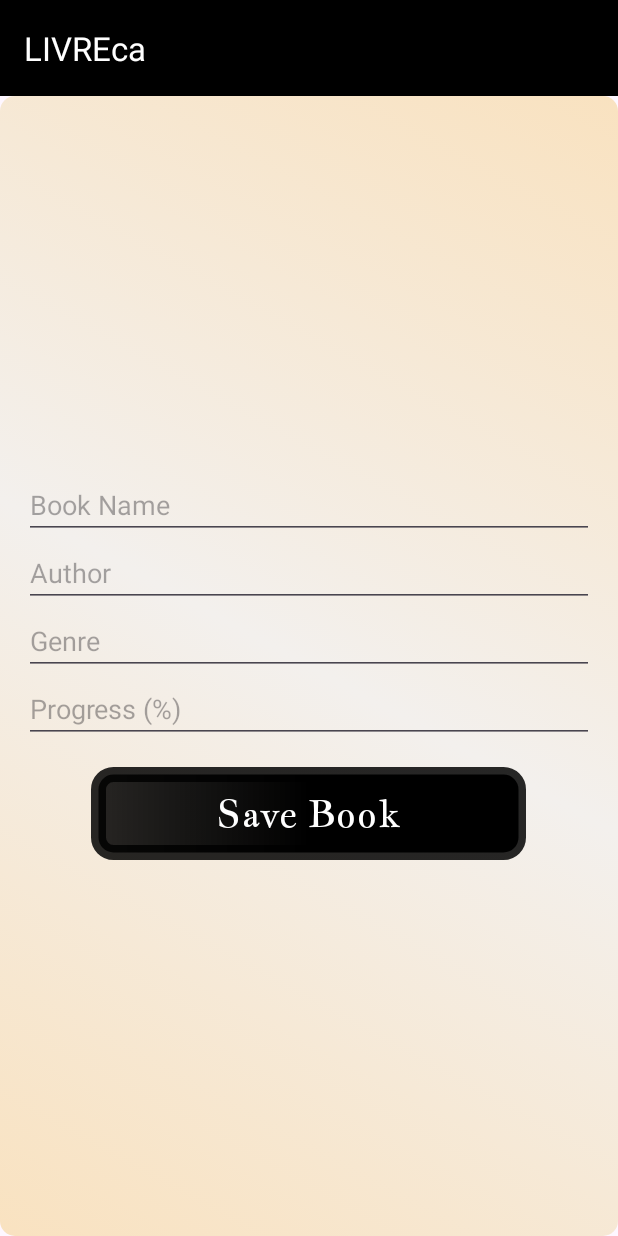
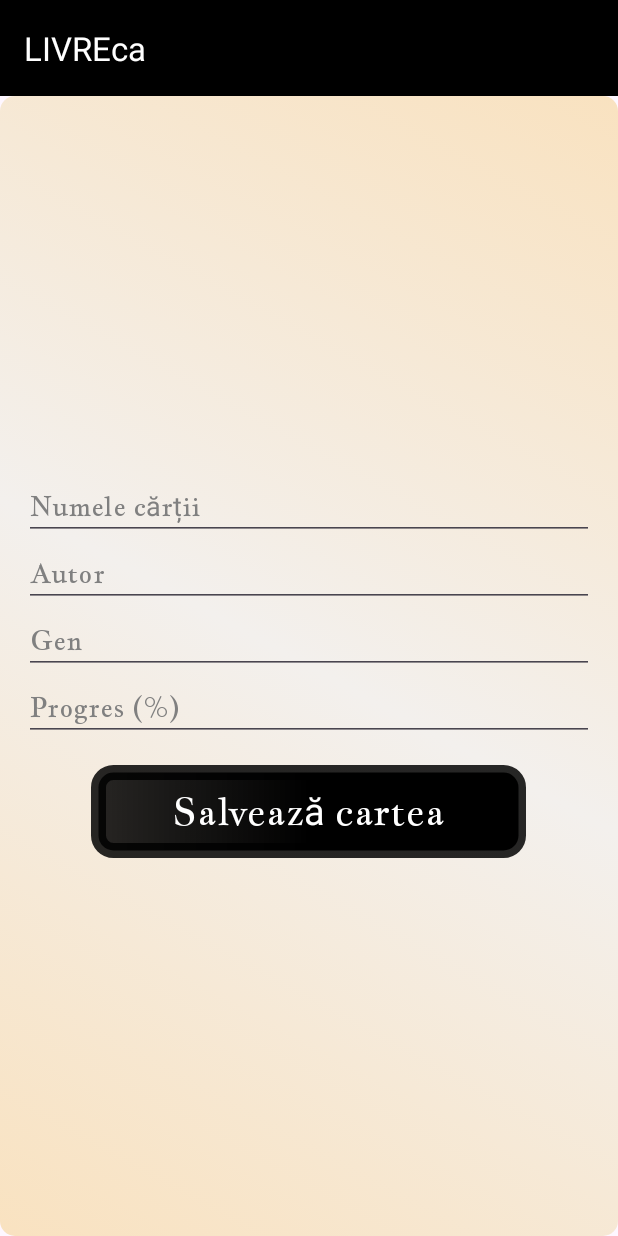
Before and after one commit to Celia-unitbv/LivreCA, an Android app: the fragment AddBookFragment placed in its activity, on a phone screen of 412 x 824 dp. Run offline under Robolectric (Android 15) with nearby library versions, the phone set to English and light mode, and no system bars; our stand-ins replace navigation-ui.

Commit message:
Modified some UI details

```diff
--- a/Android/app/src/main/res/layout/fragment_add_book.xml
+++ b/Android/app/src/main/res/layout/fragment_add_book.xml
@@ -12,28 +12,35 @@
         android:layout_width="match_parent"
         android:layout_height="wrap_content"
         android:textColor="@drawable/text_selector_color"
-        android:hint="Book Name" />
+        android:fontFamily="@font/jacques_francois"
+        android:text="@string/book_name"
+        />
 
     <EditText
         android:id="@+id/et_book_author"
         android:layout_width="match_parent"
         android:layout_height="wrap_content"
         android:textColor="@drawable/text_selector_color"
-        android:hint="Author" />
+        android:fontFamily="@font/jacques_francois"
+        android:text="@string/book_author"
+        />
 
     <EditText
         android:id="@+id/et_book_genre"
         android:layout_width="match_parent"
         android:layout_height="wrap_content"
         android:textColor="@drawable/text_selector_color"
-        android:hint="Genre" />
+        android:fontFamily="@font/jacques_francois"
+        android:text="@string/book_genre"
+        />
 
     <EditText
         android:id="@+id/et_book_progress"
         android:layout_width="match_parent"
         android:layout_height="wrap_content"
         android:textColor="@drawable/text_selector_color"
-        android:hint="Progress (%)" />
+        android:fontFamily="@font/jacques_francois"
+        android:text="@string/book_progress"        />
 
     <Button
         android:id="@+id/btn_save_book"
@@ -44,5 +51,5 @@
         android:fontFamily="@font/jacques_francois"
         android:padding="10dp"
         android:textSize="25sp"
-        android:text="Save Book" />
+    android:text="@string/save_book" />
 </LinearLayout>
--- a/Android/app/src/main/res/layout/fragment_book_list.xml
+++ b/Android/app/src/main/res/layout/fragment_book_list.xml
@@ -22,5 +22,5 @@
         android:fontFamily="@font/jacques_francois"
         android:padding="10dp"
         android:textSize="20dp"
-        android:text="Add Test Book" />
+        android:text="@string/add_book" />
 </LinearLayout>
--- a/Android/app/src/main/res/values/strings.xml
+++ b/Android/app/src/main/res/values/strings.xml
@@ -1,9 +1,12 @@
 <resources>
+    // fragment start
     <string name="app_name">LIVREca</string>
     <string name="login">Am deja un cont</string>
     <string name="Register">Sunt nou aici</string>
     <string name="welcome">Bine ai venit!</string>
     <string name="title">LivreCa</string>
+
+    // fragment login and register
     <string name="username">Nume de utilizator</string>
     <string name="password">Parola</string>
     <string name="login_button">Conectare</string>
@@ -12,5 +15,14 @@
     <string name="login_message" >Hai să ne cunoaștem! </string>
     <string name="register_message" >Bine ai revenit! </string>
 
+    // fragment book list
+    <string name="book_name" >Numele cărții</string>
+    <string name="book_author" >Autor</string>
+    <string name="book_genre" >Gen</string>
+    <string name="book_progress" >Progres (%)</string>
+    <string name="save_book" >Salvează cartea</string>
+    <string name="book_saved" >Cartea a fost salvată cu succes!</string>
+    <string name="add_book" >Adaugă o carte</string>
+
 
 </resources>
```
